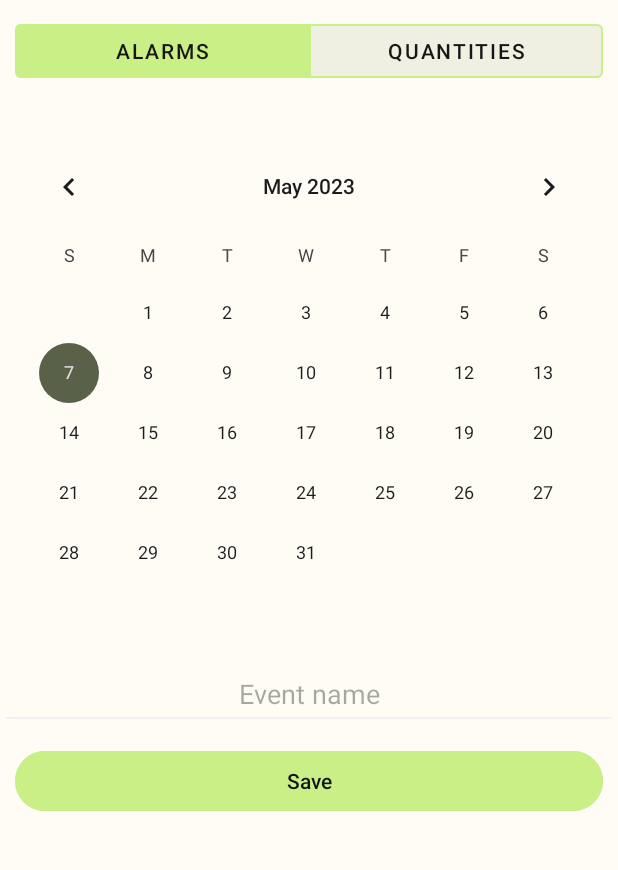
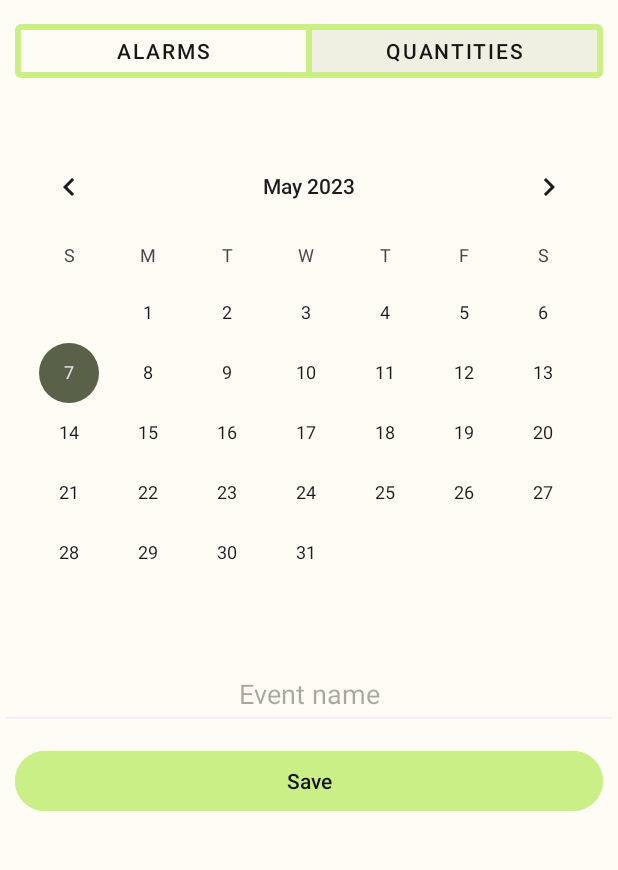
Before and after one commit to Matjazg/EggAlert_app, an Android app: the Alarms screen opened directly, with no data from a screen before it, after a tap on "Save", on a phone screen of 412 x 824 dp, the part 89-959 px from its top. Run offline under Robolectric (Android 15) with nearby library versions, the phone set to English and light mode, and no system bars; 2 other taps on this screen came first.

Commit message:
Posodobljeni calendar fragmenti & diary gumba

```diff
--- a/app/src/main/java/si/uni_lj/fe/tnuv/vaja_tecaj/Alarms.java
+++ b/app/src/main/java/si/uni_lj/fe/tnuv/vaja_tecaj/Alarms.java
@@ -15,6 +15,7 @@ import android.view.ViewGroup;
 import android.widget.Button;
 import android.widget.CalendarView;
 import android.widget.EditText;
+import android.widget.Toast;
 
 /**
  * A simple {@link Fragment} subclass.
@@ -26,7 +27,7 @@ public class Alarms extends Fragment {
 
     //Prikaz koledarja
     private DiarySQL dbHandler;
-    private EditText editText;
+    private EditText eventText;
     private CalendarView calendarView;
     String selectedDate;
     private SQLiteDatabase sqLiteDatabase;
@@ -43,11 +44,17 @@ public class Alarms extends Fragment {
 
     public void onViewCreated(View view, Bundle savedInstanceState){
         //obvezno getView v fragmentu!!
-        editText = getView().findViewById(R.id.editTextTextPersonName);
+        eventText = getView().findViewById(R.id.inputEvent);
         calendarView = getView().findViewById(R.id.calendarView5);
         btnSave=getView().findViewById(R.id.buttonSave);
         //ob pritisku na gumb se izvede metoda InsertDatabase oz. shranimo tekst v SQL
-        btnSave.setOnClickListener(this::InsertDatabase);
+        btnSave.setOnClickListener(new View.OnClickListener() {
+            @Override
+            public void onClick(View v) {
+                InsertDatabase(v);
+                Toast.makeText(getContext(), "Successfully saved", Toast.LENGTH_SHORT).show();
+            }
+        });
         //poslušalec dogodka: objekt z metodo
         calendarView.setOnDateChangeListener(new CalendarView.OnDateChangeListener() {
             @Override
@@ -59,9 +66,9 @@ public class Alarms extends Fragment {
 
             }
         });
-        //objekt, ki kreira tabelo v database
+        //objekt, ki kreira tabelo v SQL database
         try {
-            //context preveri, če je OK!!
+            //context preveri, če je OK!!, name: ime tabele, version: št. verzije
             dbHandler = new DiarySQL(getContext(), "CalendarDatabase", null, 1);
             sqLiteDatabase = dbHandler.getWritableDatabase();
             sqLiteDatabase.execSQL("Create table EventCalendar(Date TEXT, Event TEXT)");
@@ -70,27 +77,29 @@ public class Alarms extends Fragment {
         }
 
     }
-
+    //vstavljanje v tabelo
     public void InsertDatabase(View view){
         ContentValues contentValues =new ContentValues();
         //shranimo datum v tabelo SQL
         contentValues.put("Date",selectedDate);
         //shranimo nov event v tabelo
-        contentValues.put("Event",editText.getText().toString());
+        contentValues.put("Event",eventText.getText().toString());
         sqLiteDatabase.insert("EventCalendar", null,contentValues );
 
     }
-    //funkcija, ki prebere podatke iz SQL database pri izbranem datumu
+    //funkcija, ki prebere podatke iz SQL tabele EventCalendar pri izbranem datumu
     public void ReadDatabase(View view){
         String query="Select Event from EventCalendar where Date="+ selectedDate;
         try {
+            //nastavimo kurzor, od kod začne brati tabelo
             Cursor cursor = sqLiteDatabase.rawQuery(query, null);
             cursor.moveToFirst();
-            editText.setText(cursor.getString(0));
+            //tu spremeni prikaz alarma, zdaj prikazuje kr v vnosnem polju
+            eventText.setText(cursor.getString(0));
         }
         catch (Exception e){
             e.printStackTrace();
-            editText.setText("");
+            eventText.setText("");
         }
     }
 }
--- a/app/src/main/java/si/uni_lj/fe/tnuv/vaja_tecaj/Diary2.java
+++ b/app/src/main/java/si/uni_lj/fe/tnuv/vaja_tecaj/Diary2.java
@@ -69,6 +69,7 @@ public class Diary2 extends AppCompatActivity {
         try {
             Cursor cursor = sqLiteDatabase.rawQuery(query, null);
             cursor.moveToFirst();
+            //tu spremeni prikaz alarma, zdaj prikazuje kr v vnosnem polju
             editText.setText(cursor.getString(0));
         }
         catch (Exception e){
--- a/app/src/main/java/si/uni_lj/fe/tnuv/vaja_tecaj/DiarySQL.java
+++ b/app/src/main/java/si/uni_lj/fe/tnuv/vaja_tecaj/DiarySQL.java
@@ -13,11 +13,13 @@ public class DiarySQL extends SQLiteOpenHelper {
 
     @Override
     public void onCreate(SQLiteDatabase db) {
+        //onCreate: izvede samo, če file, ki je bil ustvarjen, še ne obstaja
 
     }
 
+
     @Override
     public void onUpgrade(SQLiteDatabase db, int oldVersion, int newVersion) {
-
+    //se izvede, če file že obstaja in je št. verzije nižja, kot tista v konstruktorju
     }
 }
--- a/app/src/main/java/si/uni_lj/fe/tnuv/vaja_tecaj/Quantities.java
+++ b/app/src/main/java/si/uni_lj/fe/tnuv/vaja_tecaj/Quantities.java
@@ -28,7 +28,7 @@ public class Quantities extends Fragment {
                              Bundle savedInstanceState) {
         // Inflate the layout for this fragment
         View v= inflater.inflate(R.layout.fragment_quantities, container, false);
-        calendarView = (CalendarView)v.findViewById(R.id.calendarView1);
+        calendarView = (CalendarView)v.findViewById(R.id.calendarQuantities);
 
         return v;
     }
--- a/app/src/main/res/layout/activity_diary.xml
+++ b/app/src/main/res/layout/activity_diary.xml
@@ -15,20 +15,21 @@
         android:layout_width="match_parent"
         android:layout_height="wrap_content"
         android:layout_below="@id/appbar"
-        app:checkedButton="@id/button_alarms"
         app:singleSelection="true"
-        android:layout_margin="10dp">
+        android:layout_margin="10dp"
+        app:checkedButton="@id/button_alarms">
 
         <Button
             android:id="@+id/button_alarms"
-            style="@style/Widget.MaterialComponents.Button.TextButton"
+            style="@style/Widget.MaterialComponents.Button.OutlinedButton"
             android:layout_width="0dp"
             android:layout_height="wrap_content"
             android:layout_weight="1"
-            android:backgroundTint="@color/md_theme_dark_onPrimaryContainer"
             android:text="@string/alarms"
             android:textColor="#171616"
-            app:iconTint="#0B0A0A" />
+            app:iconTint="#0B0A0A"
+            app:strokeColor="@color/md_theme_light_primaryContainer"
+            app:strokeWidth="4dp" />
 
         <Button
             android:id="@+id/button_quantities"
@@ -38,7 +39,8 @@
             android:layout_weight="1"
             android:text="@string/btn_quantities"
             android:textColor="#171616"
-            app:strokeColor="@color/md_theme_dark_onPrimaryContainer" />
+            app:strokeColor="@color/md_theme_dark_onPrimaryContainer"
+            app:strokeWidth="4dp" />
 
     </com.google.android.material.button.MaterialButtonToggleGroup>
 
--- a/app/src/main/res/layout/fragment_alarms.xml
+++ b/app/src/main/res/layout/fragment_alarms.xml
@@ -14,7 +14,7 @@
         android:layout_marginTop="150dp" />
 
     <EditText
-        android:id="@+id/editTextTextPersonName"
+        android:id="@+id/inputEvent"
         android:layout_width="match_parent"
         android:layout_height="48dp"
         android:layout_below="@id/calendarView5"
@@ -31,7 +31,7 @@
         android:id="@+id/buttonSave"
         android:layout_width="match_parent"
         android:layout_height="wrap_content"
-        android:layout_below="@id/editTextTextPersonName"
+        android:layout_below="@id/inputEvent"
         android:layout_centerInParent="true"
         android:layout_marginTop="20dp"
         android:backgroundTint="@color/md_theme_light_primaryContainer"
```
Also changed, not shown: app/src/main/res/layout/fragment_quantities.xml (+7 -3 lines).
